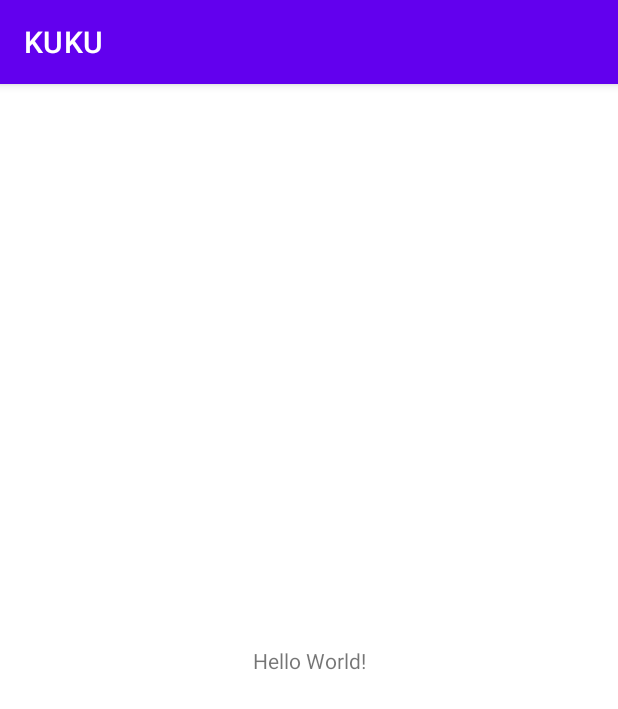
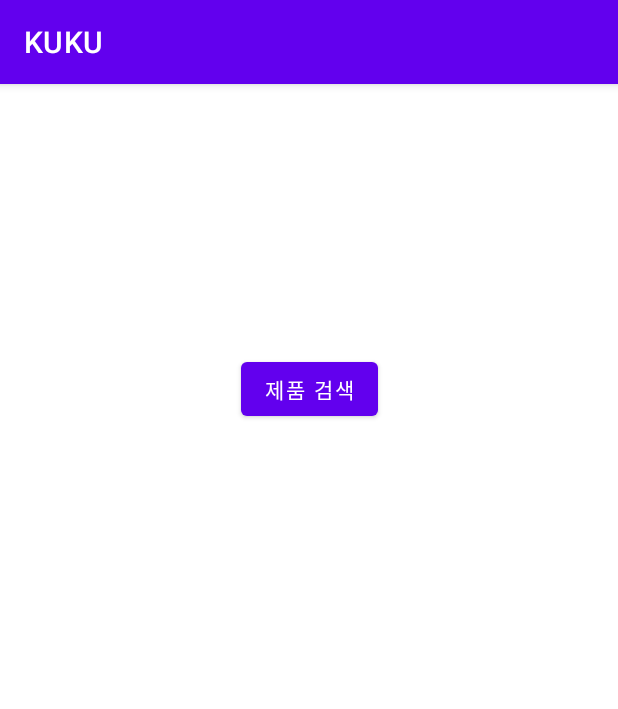
Before and after one commit to KUMobileProgrammingTeam6/KUKU, an Android app: the screen it shows after launch (KuIntroActivity), on a phone screen of 412 x 824 dp. Shown: the top 709 px of the screen. Run offline under Robolectric (Android 15) with nearby library versions, the phone set to English and light mode, and no system bars.

Commit message:
0604 update

```diff
--- a/app/src/main/AndroidManifest.xml
+++ b/app/src/main/AndroidManifest.xml
@@ -2,7 +2,7 @@
 <manifest xmlns:android="http://schemas.android.com/apk/res/android"
     xmlns:tools="http://schemas.android.com/tools"
     package="com.example.kuku">
-
+    <uses-permission android:name="android.permission.INTERNET"/>
     <application
         android:allowBackup="true"
         android:dataExtractionRules="@xml/data_extraction_rules"
@@ -14,11 +14,13 @@
         android:theme="@style/Theme.KUKU"
         tools:targetApi="31">
         <activity
+            android:name=".activity.KuSearchActivity"
+            android:exported="false" />
+        <activity
             android:name=".activity.KuIntroActivity"
             android:exported="true">
             <intent-filter>
                 <action android:name="android.intent.action.MAIN" />
-
                 <category android:name="android.intent.category.LAUNCHER" />
             </intent-filter>
         </activity>
--- a/app/src/main/java/com/example/kuku/activity/KuActivity.kt
+++ b/app/src/main/java/com/example/kuku/activity/KuActivity.kt
@@ -13,8 +13,8 @@ abstract class KuActivity<T: ViewBinding>(private val inflate: (LayoutInflater)
         super.onCreate(savedInstanceState)
         binding = inflate(layoutInflater)
         setContentView(binding.root)
-        initLayout()
+        init()
     }
 
-    abstract fun initLayout()
+    abstract fun init()
 }
--- a/app/src/main/java/com/example/kuku/activity/KuBasketActivity.kt
+++ b/app/src/main/java/com/example/kuku/activity/KuBasketActivity.kt
@@ -8,6 +8,6 @@ class KuBasketActivity : KuActivity<ActivityKuBasketBinding>(ActivityKuBasketBin
         super.onCreate(savedInstanceState)
     }
 
-    override fun initLayout() {
+    override fun init() {
     }
 }
--- a/app/src/main/java/com/example/kuku/activity/KuIntroActivity.kt
+++ b/app/src/main/java/com/example/kuku/activity/KuIntroActivity.kt
@@ -1,5 +1,6 @@
 package com.example.kuku.activity
 
+import android.content.Intent
 import android.os.Bundle
 import com.example.kuku.databinding.ActivityKuIntroBinding
 
@@ -8,6 +9,14 @@ class KuIntroActivity : KuActivity<ActivityKuIntroBinding>(ActivityKuIntroBindin
         super.onCreate(savedInstanceState)
     }
 
-    override fun initLayout() {
+    override fun init() {
+        initLayout()
+    }
+
+    private fun initLayout() {
+        binding.itemSearchEntry.setOnClickListener {
+            val intent = Intent(this, KuSearchActivity::class.java)
+            startActivity(intent)
+        }
     }
 }
--- a/app/src/main/java/com/example/kuku/activity/KuItemShowActivity.kt
+++ b/app/src/main/java/com/example/kuku/activity/KuItemShowActivity.kt
@@ -8,6 +8,6 @@ class KuItemShowActivity : KuActivity<ActivityKuItemShowBinding>(ActivityKuItemS
         super.onCreate(savedInstanceState)
     }
 
-    override fun initLayout() {
+    override fun init() {
     }
 }
--- a/app/src/main/java/com/example/kuku/activity/KuLocationActivity.kt
+++ b/app/src/main/java/com/example/kuku/activity/KuLocationActivity.kt
@@ -8,6 +8,6 @@ class KuLocationActivity : KuActivity<ActivityKuLocationBinding>(ActivityKuLocat
         super.onCreate(savedInstanceState)
     }
 
-    override fun initLayout() {
+    override fun init() {
     }
 }
--- a/app/src/main/java/com/example/kuku/data/KuData.kt
+++ b/app/src/main/java/com/example/kuku/data/KuData.kt
@@ -1,4 +1,8 @@
 package com.example.kuku.data
 
-class KuData {
+import java.util.*
+import java.io.Serializable
+
+data class KuData(var id: Int, var name: String, var price: Int, var description: String, var keyword: List<String>, var imgUrl: String, var stock: Int, var location: Int) : Serializable {
+    override fun toString() = "KuData($id, $name, $price, $description, $keyword, $imgUrl, $stock, $location)"
 }
--- a/app/src/main/res/layout/activity_ku_intro.xml
+++ b/app/src/main/res/layout/activity_ku_intro.xml
@@ -6,13 +6,14 @@
     android:layout_height="match_parent"
     tools:context=".activity.KuIntroActivity">
 
-    <TextView
+    <Button
+        android:id="@+id/itemSearchEntry"
         android:layout_width="wrap_content"
         android:layout_height="wrap_content"
-        android:text="Hello World!"
-        app:layout_constraintBottom_toBottomOf="parent"
-        app:layout_constraintLeft_toLeftOf="parent"
-        app:layout_constraintRight_toRightOf="parent"
-        app:layout_constraintTop_toTopOf="parent" />
+        android:layout_marginTop="179dp"
+        android:text="제품 검색"
+        app:layout_constraintEnd_toEndOf="parent"
+        app:layout_constraintStart_toStartOf="parent"
+        app:layout_constraintTop_toTopOf="parent"/>
 
 </androidx.constraintlayout.widget.ConstraintLayout>
--- a/app/src/main/res/layout/item_show_row.xml
+++ b/app/src/main/res/layout/item_show_row.xml
@@ -6,6 +6,7 @@
     android:layout_height="match_parent">
 
     <LinearLayout
+        android:id="@+id/itemLayout"
         android:layout_width="match_parent"
         android:layout_height="100dp"
         android:layout_marginTop="15dp"
```
Also changed, not shown: app/src/main/java/com/example/kuku/activity/KuSearchActivity.kt (+47 -1 lines), app/src/main/java/com/example/kuku/recyclerview/KuAdapter.kt (added, +42 -0 lines), app/src/main/res/layout/activity_ku_search.xml (+16 -2 lines), build.gradle (added, +10 -0 lines), app/src/main/res/raw/items.txt (renamed from app/src/main/res/raw/itemList.txt).
